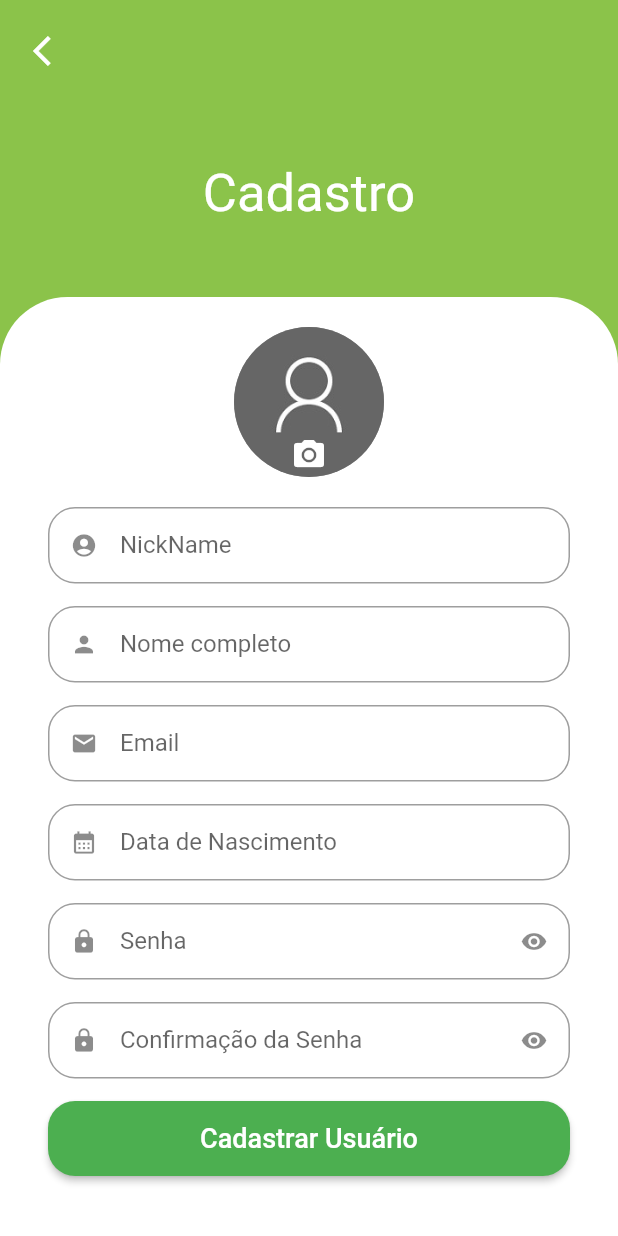
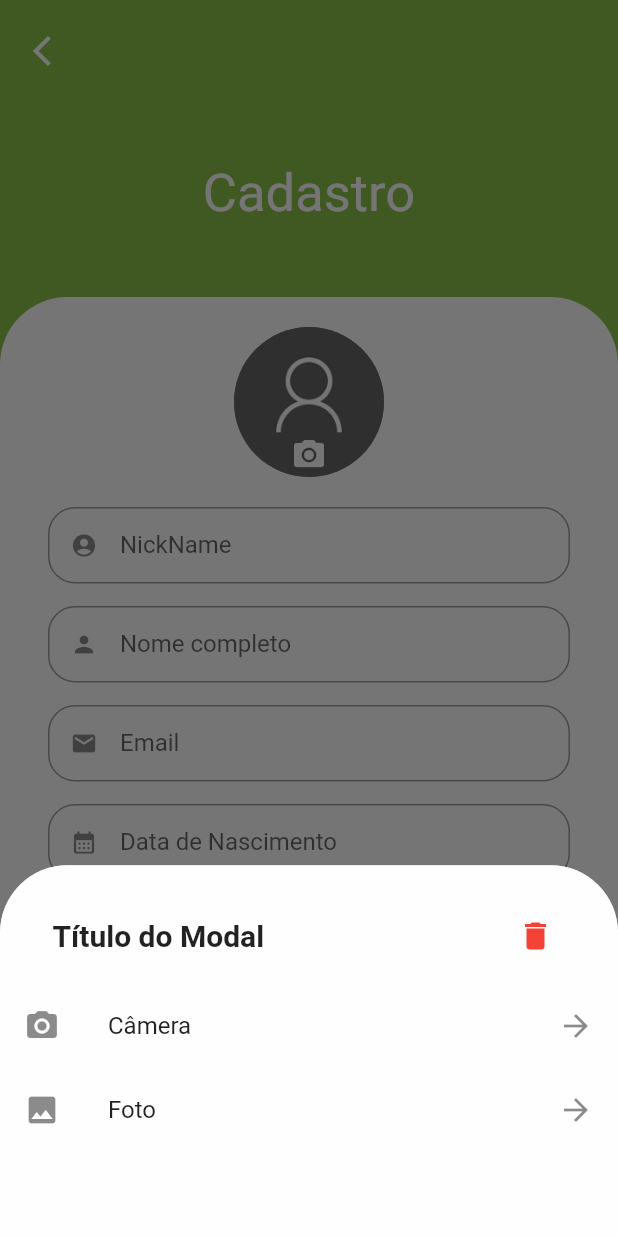
Before and after one commit to rodrigoSouza1984/classifields_apk-FLUTTER, a Flutter app: the Register screen opened by its route, after a tap on the "camera alt" icon, on a phone screen of 412 x 824 dp. Run offline on Flutter 3.47's test engine with Material 2 defaults, Android fonts, the phone set to English and light mode, and no system bars; our stand-ins replace animated_text_kit, image_picker, shared_preferences; accounts and stored records are empty; network calls fail.

Commit message:
feat: camera and galey photo avatar modal and toast msg too

```diff
--- /dev/null
+++ b/lib/src/components/menu_modal_icon_buttons.dart
@@ -0,0 +1,147 @@
+import 'dart:io';
+
+import 'package:flutter/material.dart';
+
+import 'package:classifields_apk_flutter/src/services/image_video_photo_image_picker.dart';
+
+class MenuModalIconButtons extends StatelessWidget {
+  final String? title;
+  final IconData? icon;
+  final List<MapEntry<IconData, String>> iconsWithTitles;
+
+  String selectedItem = '';
+  File? image;
+  String? imagePath;
+
+  MenuModalIconButtons({
+    Key? key,
+    this.title,
+    this.icon,
+    required this.iconsWithTitles,
+  }) : super(key: key);
+
+  final imageVideoPhotoService = ImageVideoPhotoService();
+
+  handleItemClick(context, String title) {
+    //FUNCAO QUE RETORNA PELO TITULO CONFIGURADO
+    switch (title) {
+      case 'Câmera':
+        imageVideoPhotoService.takePhotoImage().then(
+              (value) => {
+                image = value.image,
+                imagePath = value.imagePath,
+                selectedItem = 'Take Photo',
+                print('$image, $imagePath, 9999'),
+                Navigator.pop(context, {'selectedItem': selectedItem, 'image':image, 'imagePath':imagePath})
+              },
+            );
+        selectedItem = 'camera';
+        break;
+      case 'Foto':
+        imageVideoPhotoService.pickImageGalery().then(
+              (value) => {
+                image = value.image,
+                imagePath = value.imagePath,
+                selectedItem = 'Galery Photo',
+                print('$image, $imagePath, 9999'),
+                Navigator.pop(context, {'selectedItem': selectedItem, 'image':image, 'imagePath':imagePath})
+              },
+            );
+        break;
+      case 'Vídeo':
+        selectedItem = 'video';
+        break;
+      case 'delete':
+        selectedItem = '';
+        Navigator.pop(context, {'selectedItem': selectedItem});
+        break;
+      default:
+        selectedItem = 'padrao';
+        break;
+    }
+  }
+
+  @override
+  Widget build(BuildContext context) {
+    return IntrinsicHeight(
+      child: Column(
+        children: [
+          Container(
+            decoration: BoxDecoration(
+              color: Colors.white.withAlpha(190),
+              borderRadius: const BorderRadius.vertical(
+                top: Radius.circular(45),
+              ),
+            ),
+            height: MediaQuery.of(context).size.height * 0.3,
+            child: Column(
+              children: [
+                //PARTE DO TITULO GERAL
+                Padding(
+                  padding: const EdgeInsets.only(
+                      top: 35, right: 35, left: 35, bottom: 20),
+                  child: Row(
+                    children: [
+                      Expanded(
+                        child: Text(
+                          title ?? '',
+                          style: const TextStyle(
+                            fontSize: 20, // Tamanho do título
+                            fontWeight: FontWeight.bold, // Estilo do título
+                          ),
+                        ),
+                      ),
+                      const Spacer(),
+                      GestureDetector(
+                        onTap: () {
+                          handleItemClick(context, 'delete');
+                          // Faça algo quando o ícone for clicado
+                          // Exemplo: Navigator.pop(context);
+                        },
+                        child: Padding(
+                          padding: const EdgeInsets.only(right: 8),
+                          child: IconTheme(
+                            data: const IconThemeData(
+                              color: Colors.red, // Cor do ícone clicável
+                              size: 24, // Tamanho do ícone
+                            ),
+                            child: Icon(icon),
+                          ),
+                        ),
+                      ),
+                    ],
+                  ),
+                ),
+
+                //PARTE DOS ICONS
+                Expanded(
+                  child: ListView.builder(
+                    shrinkWrap: true,
+                    itemCount: iconsWithTitles.length,
+                    itemBuilder: (BuildContext context, int index) {
+                      final iconData = iconsWithTitles[index].key;
+                      final iconTitle = iconsWithTitles[index].value;
+                      return ListTile(
+                        leading: Icon(iconData),
+                        title: Row(
+                          children: [
+                            Text(iconTitle),
+                            const Spacer(),
+                            const Icon(Icons.arrow_forward),
+                          ],
+                        ),
+                        onTap: () async {
+                          await handleItemClick(context, iconTitle);
+                        },
+                      );
+                    },
+                  ),
+                ),
+              ],
+            ),
+          ),
+        ],
+      ),
+    );
+  }
+}
--- a/lib/src/pages/register/register.dart
+++ b/lib/src/pages/register/register.dart
@@ -1,12 +1,27 @@
+import 'dart:io';
+
 import 'package:flutter/material.dart';
 import 'package:classifields_apk_flutter/src/config/color_config_apk.dart';
 import 'package:classifields_apk_flutter/src/components/input_component.dart';
 import 'package:classifields_apk_flutter/src/controllers/user_controller.dart';
+import 'package:classifields_apk_flutter/src/services/image_video_photo_image_picker.dart';
+import 'package:classifields_apk_flutter/src/components/menu_modal_icon_buttons.dart';
 
-class Register extends StatelessWidget {
+
+class Register extends StatefulWidget {
   Register({Key? key}) : super(key: key);
 
+  @override
+  State<Register> createState() => _RegisterState();
+}
+
+class _RegisterState extends State<Register> {
+  File? _image;
+  String? _imagePath;
+
   final UserController userController = UserController();
+
+  final imageVideoPhotoService = ImageVideoPhotoService();
 
   bool validarSenha(String password) {
     RegExp regex = RegExp(r'^(?=.*[0-9])(?=.*[\W_]).{7,}$');
@@ -41,11 +56,17 @@ class Register extends StatelessWidget {
   List<dynamic>? nickNameValidator = [];
 
   final birthdateController = TextEditingController();
+
   final nickNameController = TextEditingController();
+
   final realNameController = TextEditingController();
+
   final emailController = TextEditingController();
+
   final bithDateController = TextEditingController();
+
   final passwordController = TextEditingController();
+
   final confirmPasswordController = TextEditingController();
 
   final _formkey = GlobalKey<FormState>();
@@ -83,11 +104,7 @@ class Register extends StatelessWidget {
                   //CONTAINER FORMULARIO
                   Container(
                     padding: const EdgeInsets.only(
-                        top: 20,
-                        left: 32,
-                        right: 32,
-                        bottom: 40
-                    ),
+                        top: 20, left: 32, right: 32, bottom: 40),
                     decoration: const BoxDecoration(
                         color: Colors.white,
                         borderRadius: BorderRadius.vertical(
@@ -102,18 +119,56 @@ class Register extends StatelessWidget {
                           Stack(
                             alignment: Alignment.center,
                             children: [
-                              const CircleAvatar(
+                              CircleAvatar(
                                 radius: 50,
                                 backgroundColor: Colors.grey,
-                                backgroundImage:
-                                    AssetImage('assets/images/avatarzinho.jpg'),
+                                backgroundImage: _imagePath != null
+                                    ? FileImage(File(_imagePath!))
+                                    : const Image(
+                                        image: AssetImage(
+                                            'assets/images/avatarzinho.jpg'),
+                                      ).image as ImageProvider<Object>?,
                               ),
                               Positioned(
                                 top: 65,
                                 bottom: 0,
                                 child: IconButton(
-                                  onPressed: () {
-                                    // Ação ao pressionar o ícone da câmera
+                                  onPressed: () async {
+                                    final result =
+                                        await showModalBottomSheet<dynamic>(
+                                      context: context,
+                                      shape: const RoundedRectangleBorder(
+                                        borderRadius: BorderRadius.vertical(
+                                            top: Radius.circular(45)),
+                                      ),
+                                      builder: (BuildContext context) {
+                                        return MenuModalIconButtons(
+                                          title: 'Título do Modal',
+                                          icon: Icons.delete,
+                                          iconsWithTitles: const [
+                                            MapEntry(
+                                                Icons.camera_alt, 'Câmera'),
+                                            MapEntry(Icons.photo, 'Foto'),
+                                            // MapEntry(
+                                            //     Icons.video_library, 'Vídeo'),
+                                          ],
+                                        );
+                                      },
+                                    );
+                                    print(
+                                        'Resultado do modal: ${result['selectedItem'] == ''}');
+
+                                    if (result['selectedItem'] != '') {
+                                      setState(() {
+                                        _image = result['image'];
+                                        _imagePath = result['imagePath'];
+                                      });
+                                    } else {
+                                      setState(() {
+                                        _image = null;
+                                        _imagePath = null;
+                                      });
+                                    }
                                   },
                                   icon: const Icon(
                                     Icons.camera_alt,
--- a/pubspec.yaml
+++ b/pubspec.yaml
@@ -37,8 +37,9 @@ dependencies:
   cupertino_icons: ^1.0.2
   intl: ^0.18.1
   animated_text_kit: ^4.2.2
-  http: ^1.0.0
+  http: ^0.13.0
   shared_preferences: ^2.1.1
+  image_picker: ^0.8.7+5
 
 dev_dependencies:
   flutter_test:
```
Also changed, not shown: lib/src/components/toast_message_component.dart (added, +70 -0 lines), lib/src/pages/signIn/sign_in_screen.dart (+23 -2 lines), lib/src/services/image_video_photo_image_picker.dart (added, +59 -0 lines), pubspec.lock, 1 other file.
